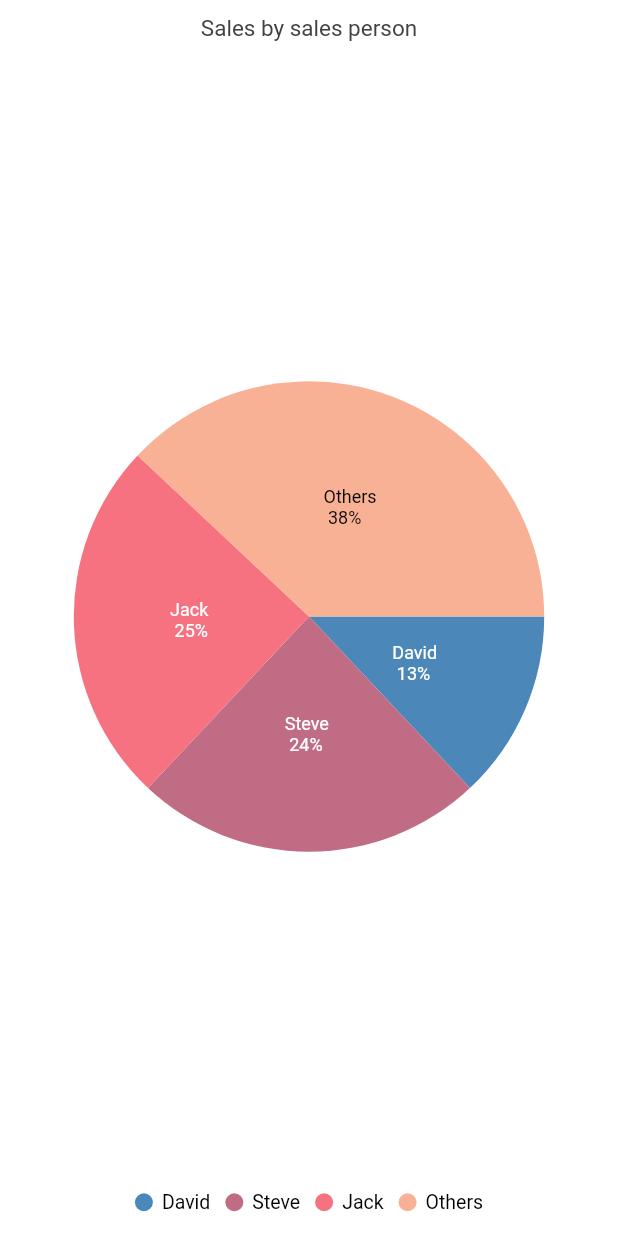
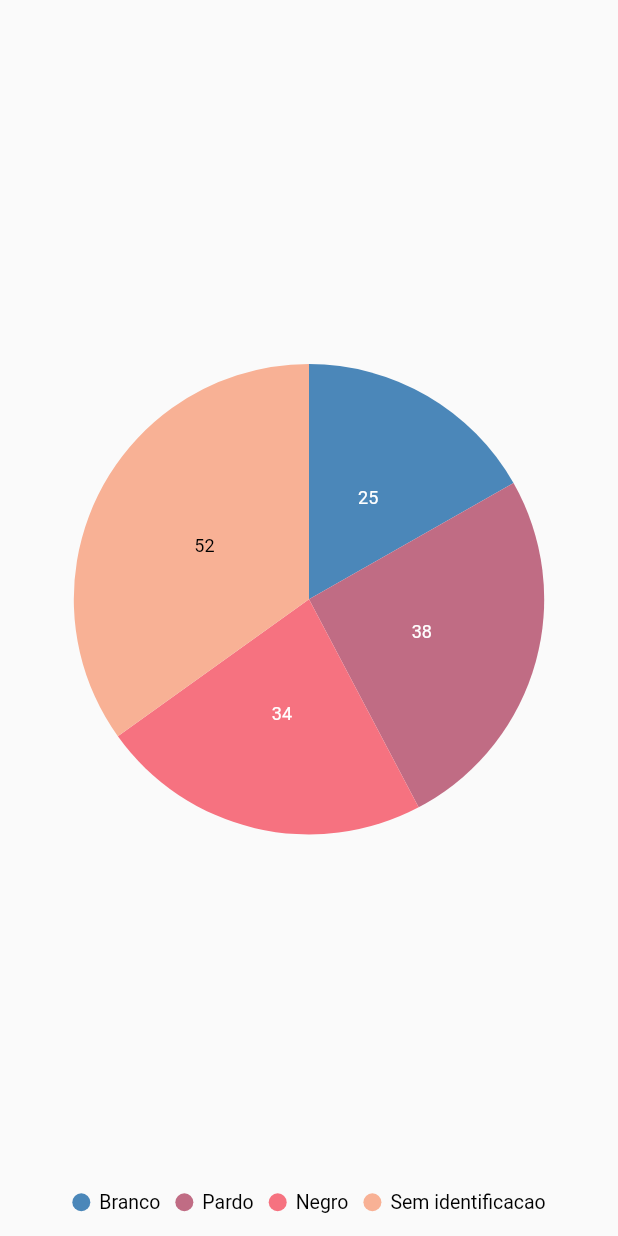
Before and after one commit to gustavohd18/data_visualization_tool, a Flutter app: the screen it shows after launch, on a phone screen of 412 x 824 dp. Run offline on Flutter 3.47's test engine with Material 2 defaults, Android fonts, the phone set to English and light mode, and no system bars; our stand-ins replace syncfusion_flutter_charts; missing offline and left inert: syncfusion_flutter_maps.

Commit message:
add first draft to pies

```diff
--- a/lib/mobile_plataform.dart
+++ b/lib/mobile_plataform.dart
@@ -14,7 +14,6 @@ class MobilePlataform extends StatefulWidget {
 class _MobilePlataformState extends State<MobilePlataform> {
   _MobilePlataformState();
 
-
   @override
   void initState() {
     super.initState();
@@ -22,99 +21,33 @@ class _MobilePlataformState extends State<MobilePlataform> {
 
   @override
   Widget build(BuildContext context) {
-    return _buildDefaultPieChart();
-  }
+    final List<ChartData> chartData = [
+      ChartData('Branco', 25, Colors.black54),
+      ChartData('Pardo', 38,  Colors.blueAccent),
+      ChartData('Negro', 34,  Colors.red),
+      ChartData('Sem identificacao', 52,  Colors.green)
+    ];
+    return Scaffold(
+        body: Center(
+            child: Container(
+                child: SfCircularChart(legend: Legend(isVisible: true),  tooltipBehavior: TooltipBehavior(enable: true),series: <CircularSeries>[
+      // Render pie chart
+      PieSeries<ChartData, String>(
+          enableTooltip: true,
+          dataSource: chartData,
+          xValueMapper: (ChartData data, _) => data.x,
+          yValueMapper: (ChartData data, _) => data.y,
+          // Render the data label
+          dataLabelSettings:DataLabelSettings(isVisible : true)
+)
 
-  /// Returns the circular  chart with pie series.
-  SfCircularChart _buildDefaultPieChart() {
-    return SfCircularChart(
-      title: ChartTitle(text:'Sales by sales person'),
-      legend: Legend(isVisible: true),
-      series: _getDefaultPieSeries(),
-    );
-  }
-
-  /// Returns the pie series.
-  List<PieSeries<ChartSampleData, String>> _getDefaultPieSeries() {
-    final List<ChartSampleData> pieData = <ChartSampleData>[
-      ChartSampleData(x: 'David', y: 13, text: 'David \n 13%'),
-      ChartSampleData(x: 'Steve', y: 24, text: 'Steve \n 24%'),
-      ChartSampleData(x: 'Jack', y: 25, text: 'Jack \n 25%'),
-      ChartSampleData(x: 'Others', y: 38, text: 'Others \n 38%'),
-    ];
-    return <PieSeries<ChartSampleData, String>>[
-      PieSeries<ChartSampleData, String>(
-          explode: true,
-          explodeIndex: 0,
-          explodeOffset: '10%',
-          dataSource: pieData,
-          xValueMapper: (ChartSampleData data, _) => data.x,
-          yValueMapper: (ChartSampleData data, _) => data.y,
-          dataLabelMapper: (ChartSampleData data, _) => data.text,
-          startAngle: 90,
-          endAngle: 90,
-          dataLabelSettings: DataLabelSettings(isVisible: true)),
-    ];
+    ]))));
   }
 }
 
-class ChartSampleData {
-  /// Holds the datapoint values like x, y, etc.,
-  ChartSampleData(
-      {this.x,
-      this.y,
-      this.xValue,
-      this.yValue,
-      this.secondSeriesYValue,
-      this.thirdSeriesYValue,
-      this.pointColor,
-      this.size,
-      this.text,
-      this.open,
-      this.close,
-      this.low,
-      this.high,
-      this.volume});
-
-  /// Holds x value of the datapoint
-  final dynamic? x;
-
-  /// Holds y value of the datapoint
-  final num? y;
-
-  /// Holds x value of the datapoint
-  final dynamic? xValue;
-
-  /// Holds y value of the datapoint
-  final num? yValue;
-
-  /// Holds y value of the datapoint(for 2nd series)
-  final num? secondSeriesYValue;
-
-  /// Holds y value of the datapoint(for 3nd series)
-  final num? thirdSeriesYValue;
-
-  /// Holds point color of the datapoint
-  final Color? pointColor;
-
-  /// Holds size of the datapoint
-  final num? size;
-
-  /// Holds datalabel/text value mapper of the datapoint
-  final String? text;
-
-  /// Holds open value of the datapoint
-  final num? open;
-
-  /// Holds close value of the datapoint
-  final num? close;
-
-  /// Holds low value of the datapoint
-  final num? low;
-
-  /// Holds high value of the datapoint
-  final num? high;
-
-  /// Holds open value of the datapoint
-  final num? volume;
+class ChartData {
+  ChartData(this.x, this.y, this.color);
+  final String x;
+  final double y;
+  final Color color;
 }
```
